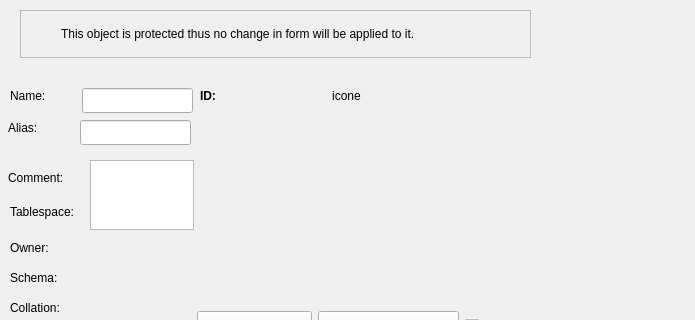
This is libs/libgui/ui/dbobjects/baseobjectwidget.ui in pgmodeler/pgmodeler as Qt 5 draws it before an edit; both pictures show x 0 to 695 and y 0 to 320 of the 695 by 477 pixel window. The edited form follows.
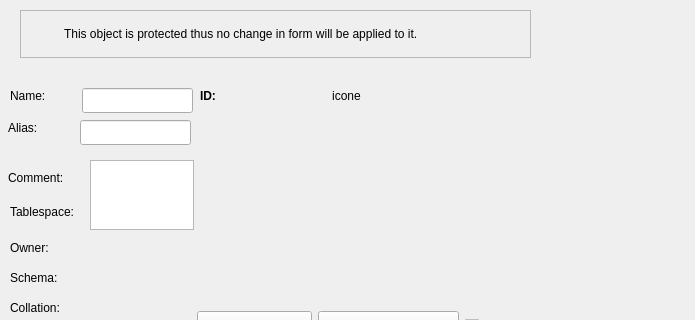
This is the edited form. Icons and pictures are not drawn.

Diff of the .ui file:
```diff
--- a/libs/libgui/ui/dbobjects/baseobjectwidget.ui
+++ b/libs/libgui/ui/dbobjects/baseobjectwidget.ui
@@ -209,12 +209,6 @@
      <verstretch>0</verstretch>
     </sizepolicy>
    </property>
-   <property name="minimumSize">
-    <size>
-     <width>0</width>
-     <height>48</height>
-    </size>
-   </property>
    <property name="frameShape">
     <enum>QFrame::StyledPanel</enum>
    </property>
@@ -223,16 +217,16 @@
    </property>
    <layout class="QGridLayout" name="gridLayout">
     <property name="leftMargin">
-     <number>2</number>
+     <number>5</number>
     </property>
     <property name="topMargin">
-     <number>2</number>
+     <number>5</number>
     </property>
     <property name="rightMargin">
-     <number>2</number>
+     <number>5</number>
     </property>
     <property name="bottomMargin">
-     <number>2</number>
+     <number>5</number>
     </property>
     <item row="0" column="0">
      <widget class="QLabel" name="label">
@@ -260,6 +254,7 @@
      <widget class="QLabel" name="protected_obj_lbl">
       <property name="font">
        <font>
+        <weight>50</weight>
         <bold>false</bold>
         <underline>false</underline>
         <strikeout>false</strikeout>
```
Left out of the diff: 6 changed lines with no effect on the pictures.
